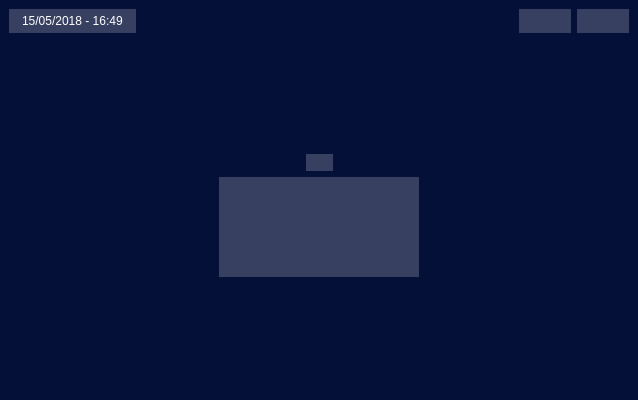
First picture: the form in Tutoriels/Cpp/Qt/code/src/manager/GWindowResource.ui, repository gkesse/ReadyDev, before the edit.
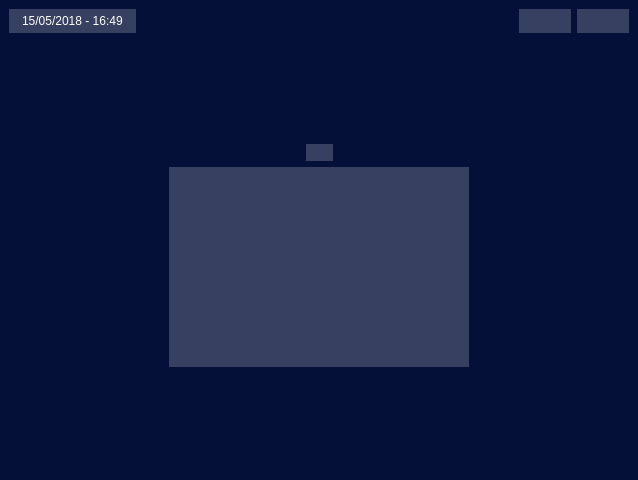
Second picture: the form after the edit. Icons and pictures are not drawn.

```diff
--- a/Tutoriels/Cpp/Qt/code/src/manager/GWindowResource.ui
+++ b/Tutoriels/Cpp/Qt/code/src/manager/GWindowResource.ui
@@ -7,7 +7,7 @@
     <x>0</x>
     <y>0</y>
     <width>638</width>
-    <height>400</height>
+    <height>480</height>
    </rect>
   </property>
   <property name="minimumSize">
@@ -80,7 +80,7 @@
    </property>
    <item>
     <widget class="QWidget" name="centralWidget" native="true">
-     <layout class="QGridLayout" name="gridLayout">
+     <layout class="QGridLayout" name="gridLayout" rowminimumheight="0,1,0,0,1">
       <item row="4" column="0">
        <spacer name="verticalSpacer">
         <property name="orientation">
@@ -189,8 +189,8 @@
          <widget class="QWidget" name="loginForm" native="true">
           <property name="minimumSize">
            <size>
-            <width>200</width>
-            <height>100</height>
+            <width>300</width>
+            <height>200</height>
            </size>
           </property>
          </widget>
```
